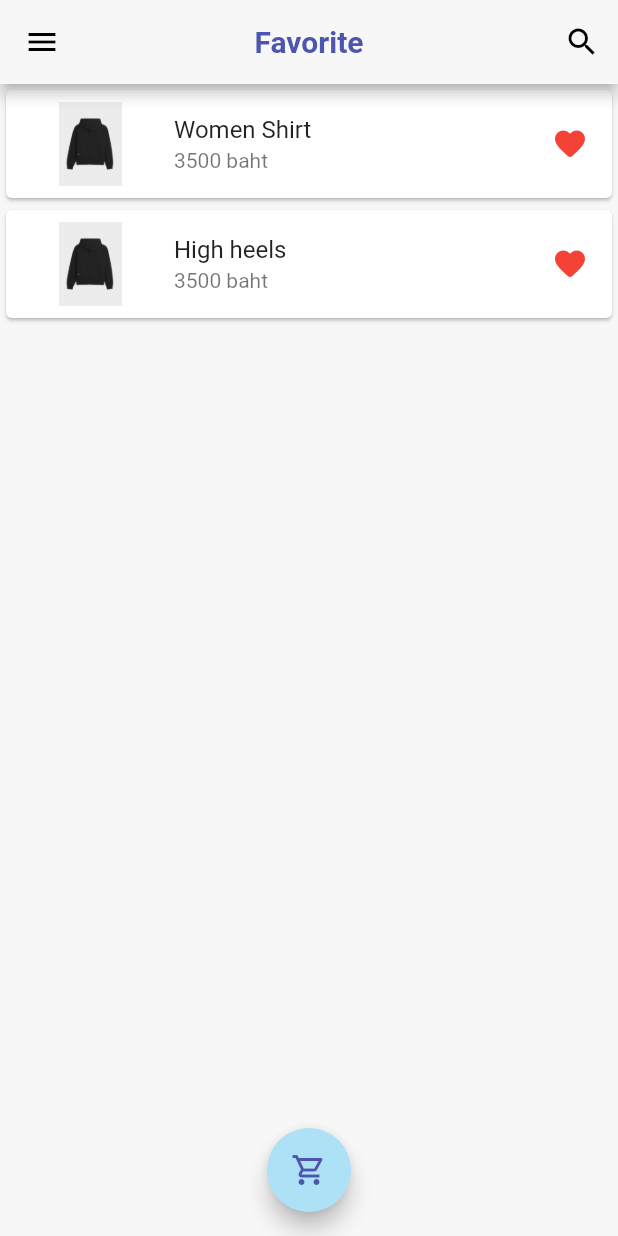
After one commit to cickpoo0121/mini_shopping, a Flutter app: the Favorite screen opened by its route, in the side drawer, after a tap on the "search" icon, on a phone screen of 412 x 824 dp. The commit adds this screen. Run offline on Flutter 3.47's test engine with Material 2 defaults, Android fonts, the phone set to English and light mode, and no system bars; our stand-ins replace get.

Commit message:
add fav page and edit drawer

```diff
--- /dev/null
+++ b/mobile/lib/favorite.dart
@@ -0,0 +1,87 @@
+import 'package:flutter/material.dart';
+import 'package:get/get.dart';
+import 'package:mobile/constants.dart';
+import 'package:mobile/views/components/drawer.dart';
+
+class Favorite extends StatefulWidget {
+  @override
+  _FavoriteState createState() => _FavoriteState();
+}
+
+class _FavoriteState extends State<Favorite> {
+  final List item = [
+    {'name': 'Women Shirt', 'price': 3500},
+    {'name': 'High heels', 'price': 3500},
+  ];
+
+  Future<void> refresh() async {
+    await Future.delayed(Duration(seconds: 2));
+    setState(() {
+      // item.add(
+      //   {'name': 'Shirt', 'price': 1400},
+      // );
+    });
+  }
+
+  @override
+  Widget build(BuildContext context) {
+    return Scaffold(
+      floatingActionButtonLocation: FloatingActionButtonLocation.centerFloat,
+      backgroundColor: kBackgroundColor,
+      drawer: HamManu(),
+      appBar: AppBar(
+        iconTheme: IconThemeData(color: Colors.black),
+        backgroundColor: kBackgroundColor,
+        title: Text(
+          "Favorite",
+          style: TextStyle(color: kTextColor, fontWeight: FontWeight.bold),
+        ),
+        actions: <Widget>[
+          IconButton(
+            icon: const Icon(Icons.search),
+            onPressed: () {},
+          )
+        ],
+        centerTitle: true,
+      ),
+      body: Column(
+        children: [
+          Expanded(
+            child: ListView.builder(
+              itemCount: item.length,
+              itemBuilder: (context, index) {
+                return GestureDetector(
+                  child: Card(
+                    child: ListTile(
+                      leading: Image.asset(
+                        'assets/images/hoodie.jpg',
+                        height: 80,
+                        width: 80,
+                      ),
+                      title: Text(item[index]['name']),
+                      subtitle: Text('${item[index]['price']} baht'),
+                      trailing: Icon(
+                        Icons.favorite_rounded,
+                        color: Colors.red,
+                      ),
+                    ),
+                  ),
+                  onTap: () {
+                    Get.toNamed('/productInfo');
+                  },
+                );
+              },
+            ),
+          ),
+        ],
+      ),
+      floatingActionButton: FloatingActionButton(
+          child: Icon(
+            Icons.shopping_cart_outlined,
+            color: kBtColor,
+          ),
+          backgroundColor: kBlueColor,
+          onPressed: () {}),
+    );
+  }
+}
--- a/mobile/lib/main.dart
+++ b/mobile/lib/main.dart
@@ -1,5 +1,6 @@
 import 'package:flutter/material.dart';
 import 'package:get/get.dart';
+import 'package:mobile/favorite.dart';
 import 'package:mobile/views/Cart2.dart';
 import 'package:mobile/views/Delivery.dart';
 import 'package:mobile/views/addproduct.dart';
@@ -14,7 +15,7 @@ import 'package:mobile/views/profile.dart';
 void main() {
   runApp(
     GetMaterialApp(
-       initialRoute: '/login',
+      initialRoute: '/login',
       getPages: [
         GetPage(name: '/home', page: () => Home()),
         GetPage(name: '/login', page: () => Login()),
@@ -26,6 +27,7 @@ void main() {
         GetPage(name: '/Profile', page: () => Profile()),
         GetPage(name: '/myproduct', page: () => MyProduct()),
         GetPage(name: '/addproduct', page: () => Addproduct()),
+        GetPage(name: '/favorite', page: () => Favorite()),
       ],
     ),
   );
--- a/mobile/lib/views/components/drawer.dart
+++ b/mobile/lib/views/components/drawer.dart
@@ -39,6 +39,16 @@ class HamManu extends StatelessWidget {
             },
           ),
           ListTile(
+            title: Text('My Order'),
+            leading: Icon(Icons.shopping_cart_rounded),
+            onTap: () {},
+          ),
+          ListTile(
+            title: Text('My Favorite'),
+            leading: Icon(Icons.favorite),
+            onTap: () {},
+          ),
+          ListTile(
             title: Text('Profile'),
             leading: Icon(
               Icons.perm_identity_outlined,
--- a/mobile/pubspec.yaml
+++ b/mobile/pubspec.yaml
@@ -53,6 +53,7 @@ flutter:
   # To add assets to your application, add an assets section, like this:
   assets:
     - assets/images/hoodie.jpg
+    - assets/images/heels.jpg
   #   - images/a_dot_ham.jpeg
 
   # An image asset can refer to one or more resolution-specific "variants", see
```
Also changed, not shown: mobile/assets/images/heels.jpg (added).
